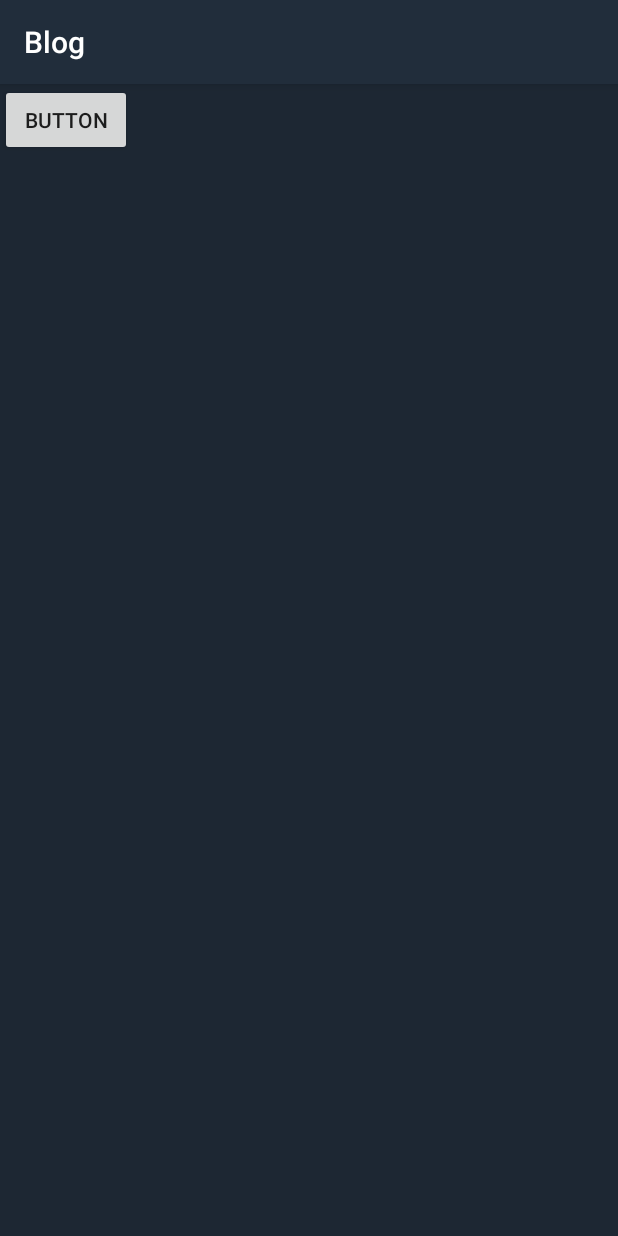
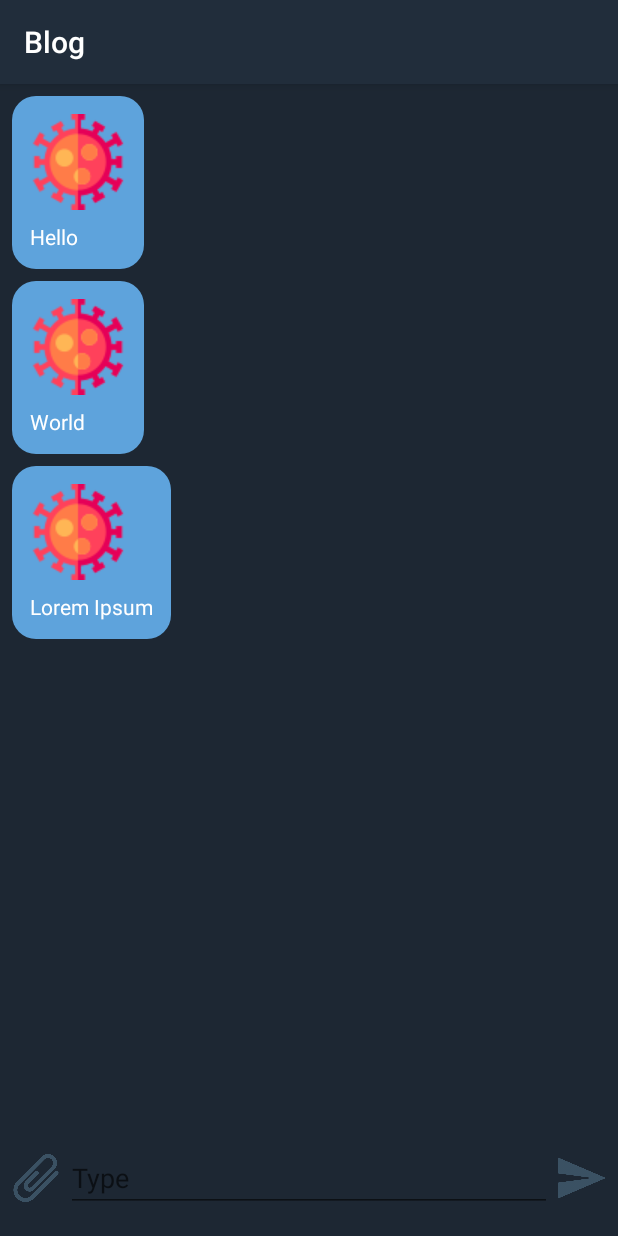
Before and after one commit to Maksimka-dev/blog, an Android app: the fragment ChatFragment shown on its own in the app's theme, on a phone screen of 412 x 824 dp. Run offline under Robolectric (Android 15) with nearby library versions, the phone set to English and light mode, and no system bars; our stand-ins replace Firebase (no records; nobody signed in at launch, a user with empty details on screens opened directly), data binding; 7 statements that could not run were skipped.

Commit message:
feat: add chat messages, layout for them and adapter

```diff
--- a/app/src/main/AndroidManifest.xml
+++ b/app/src/main/AndroidManifest.xml
@@ -15,6 +15,7 @@
         android:theme="@style/AppTheme">
         <activity
             android:name=".MainActivity"
+            android:screenOrientation="portrait"
             android:label="@string/app_name"
             android:theme="@style/AppTheme.NoActionBar">
             <intent-filter>
--- a/app/src/main/java/com/example/blog/blog/Blog.kt
+++ b/app/src/main/java/com/example/blog/blog/Blog.kt
@@ -9,6 +9,13 @@ class Blog () {
     var unreadMsg: String = ""
     var description: String = ""
     var blogId: String = ""
+    var messages: ArrayList<String> = arrayListOf()
+
+
+
+    override fun toString(): String {
+        return this.title
+    }
 
     override fun equals(other: Any?): Boolean {
         if (this === other) return true
@@ -23,6 +30,8 @@ class Blog () {
         if (time != other.time) return false
         if (unreadMsg != other.unreadMsg) return false
         if (description != other.description) return false
+        if (blogId != other.blogId) return false
+        if (messages != other.messages) return false
 
         return true
     }
@@ -35,10 +44,8 @@ class Blog () {
         result = 31 * result + time.hashCode()
         result = 31 * result + unreadMsg.hashCode()
         result = 31 * result + description.hashCode()
+        result = 31 * result + blogId.hashCode()
+        result = 31 * result + messages.hashCode()
         return result
     }
-
-    override fun toString(): String {
-        return this.title
-    }
 }
--- a/app/src/main/java/com/example/blog/ui/chat/ChatFragment.kt
+++ b/app/src/main/java/com/example/blog/ui/chat/ChatFragment.kt
@@ -6,18 +6,27 @@ import android.view.View
 import android.view.ViewGroup
 import androidx.databinding.DataBindingUtil
 import androidx.fragment.app.Fragment
+import androidx.lifecycle.MutableLiveData
+import androidx.lifecycle.Observer
 import androidx.lifecycle.ViewModelProviders
+import androidx.recyclerview.widget.RecyclerView
 import com.example.blog.R
+import com.example.blog.blog.Blog
 import com.example.blog.databinding.ChatFragmentBinding
+import com.example.blog.util.ChatListAdapter
+import com.example.blog.util.OnItemClickListener
 import com.google.android.material.floatingactionbutton.FloatingActionButton
 
-class ChatFragment : Fragment() {
+
+
+
+class ChatFragment : Fragment(){
 
     private lateinit var viewModel: ChatViewModel
 
     companion object{
         fun newInstance()
-            = ChatFragment()
+           = ChatFragment()
     }
 
     override fun onCreateView(
@@ -29,11 +38,30 @@ class ChatFragment : Fragment() {
         binding.viewModel = ViewModelProviders.of(this).get(ChatViewModel::class.java)
         viewModel = binding.viewModel as ChatViewModel
 
+        viewModel.activity = activity!!
+        viewModel.context = context!!
+        viewModel.bundle = this.arguments
+
         return binding.root
     }
 
     override fun onActivityCreated(savedInstanceState: Bundle?) {
         super.onActivityCreated(savedInstanceState)
+
+        viewModel.createView()
+
+        val recyclerView: RecyclerView = activity!!.findViewById(R.id.messagesRecyclerView)
+
+        val liveData: MutableLiveData<Boolean> = viewModel.chatLiveData
+        liveData.observe(viewLifecycleOwner, Observer {
+            if (liveData.value == true) {
+
+                val refreshedAdapter = ChatListAdapter(viewModel.messagesArrayList)
+                recyclerView.adapter = refreshedAdapter
+
+                liveData.value = false
+            }
+        })
 
         val toolbar: androidx.appcompat.widget.Toolbar = activity!!.findViewById(R.id.toolbar)
         toolbar.title = ""
--- a/app/src/main/java/com/example/blog/ui/chat/ChatViewModel.kt
+++ b/app/src/main/java/com/example/blog/ui/chat/ChatViewModel.kt
@@ -1,6 +1,61 @@
 package com.example.blog.ui.chat
 
+import android.app.Activity
+import android.content.Context
+import android.net.ConnectivityManager
+import android.net.NetworkInfo
+import android.os.Bundle
+import android.util.Log
+import android.widget.Toast
+import androidx.databinding.ObservableField
+import androidx.lifecycle.MutableLiveData
 import androidx.lifecycle.ViewModel
+import com.example.blog.R
+import com.example.blog.blog.Blog
+import com.google.firebase.auth.FirebaseAuth
 
 class ChatViewModel : ViewModel() {
+    var activity: Activity? = null
+    var context: Context? = null
+    var bundle: Bundle? = null
+
+    var blog: Blog = Blog()
+    var title: String = ""
+
+    var messagesArrayList: ArrayList<String> = arrayListOf("Hello", "World", "Lorem Ipsum")
+
+    val inputBtnVisible = ObservableField<Boolean>()
+
+    private var user = FirebaseAuth.getInstance().currentUser
+
+    val chatLiveData: MutableLiveData<Boolean> = MutableLiveData()
+
+    fun createView(){
+        if (user!!.uid == blog.blogId) inputBtnVisible.set(true)
+        else inputBtnVisible.set(false)
+
+        blog.title = bundle!!.getString("title", "")
+        blog.blogId = bundle!!.getString("blogId", "")
+        blog.messages = bundle!!.getStringArrayList("messages")!!
+
+        val toolbar: androidx.appcompat.widget.Toolbar = activity!!.findViewById(R.id.toolbar)
+        toolbar.title = blog.title
+
+        chatLiveData.value = true
+        Log.d("ARRAYLIST", messagesArrayList[2])
+    }
+
+    fun onSendBtnClick(){
+
+    }
+
+    private fun displayNoConnection(){
+        Toast.makeText(context, "No internet connection available", Toast.LENGTH_SHORT).show()
+    }
+
+    private fun isNetworkConnected(): Boolean {
+        val cm = context!!.getSystemService(Context.CONNECTIVITY_SERVICE) as ConnectivityManager
+        val activeNetwork: NetworkInfo? = cm.activeNetworkInfo
+        return activeNetwork?.isConnectedOrConnecting == true
+    }
 }
--- a/app/src/main/java/com/example/blog/ui/home/HomeFragment.kt
+++ b/app/src/main/java/com/example/blog/ui/home/HomeFragment.kt
@@ -15,6 +15,7 @@ import com.example.blog.R
 import com.example.blog.blog.Blog
 import com.example.blog.blog.BlogFragment
 import com.example.blog.databinding.FragmentHomeBinding
+import com.example.blog.ui.chat.ChatFragment
 import com.example.blog.ui.signIn.SignInFragment
 import com.example.blog.util.BlogListAdapter
 import com.example.blog.util.OnItemClickListener
@@ -98,6 +99,17 @@ class HomeFragment : Fragment(), OnItemClickListener {
     }
 
     override fun onItemClicked(blog: Blog) {
+        val bundle = Bundle()
+        bundle.putString("title", blog.title)
+        bundle.putString("blogId", blog.blogId)
+        bundle.putStringArrayList("messages", blog.messages)
 
+        val fragment = ChatFragment.newInstance()
+        fragment.arguments = bundle
+
+        activity!!.supportFragmentManager.beginTransaction()
+            .replace(R.id.nav_host_fragment, fragment)
+            .addToBackStack("blog")
+            .commit()
     }
 }
--- a/app/src/main/java/com/example/blog/ui/home/HomeViewModel.kt
+++ b/app/src/main/java/com/example/blog/ui/home/HomeViewModel.kt
@@ -32,7 +32,7 @@ class HomeViewModel : ViewModel() {
     fun init(){
         mAuth = FirebaseAuth.getInstance()
         val firebaseUser = mAuth.currentUser
-        Toast.makeText(context, firebaseUser.toString(), Toast.LENGTH_LONG).show()
+        Toast.makeText(context, firebaseUser.toString(), Toast.LENGTH_SHORT).show()
 
         //Получаем пользователя из бд чтобы проверить есть ли канал в его подписках
         var user: User? = User()
@@ -90,11 +90,11 @@ class HomeViewModel : ViewModel() {
     }
 
     private fun displayLoginRequired(){
-        Toast.makeText(context, "You need to login first", Toast.LENGTH_LONG).show()
+        Toast.makeText(context, "You need to login first", Toast.LENGTH_SHORT).show()
     }
 
     private fun displayNoConnection(){
-        Toast.makeText(context, "No internet connection available", Toast.LENGTH_LONG).show()
+        Toast.makeText(context, "No internet connection available", Toast.LENGTH_SHORT).show()
     }
 
     private fun isNetworkConnected(): Boolean {
--- a/app/src/main/java/com/example/blog/util/BlogListAdapter.kt
+++ b/app/src/main/java/com/example/blog/util/BlogListAdapter.kt
@@ -3,12 +3,10 @@ package com.example.blog.util
 import android.view.LayoutInflater
 import android.view.View
 import android.view.ViewGroup
-import android.widget.AdapterView
 import android.widget.TextView
 import androidx.recyclerview.widget.RecyclerView
 import com.example.blog.R
 import com.example.blog.blog.Blog
-import com.example.blog.generated.callback.OnClickListener
 
 
 class BlogListAdapter(
@@ -21,7 +19,6 @@ class BlogListAdapter(
         val view: View =
             LayoutInflater.from(parent.context).inflate(R.layout.channel, parent, false)
         return BlogViewHolder(view)
-        //return BlogViewHolder(inflater.inflate(R.layout.channel, parent, false))
     }
 
     override fun getItemCount(): Int {
@@ -34,12 +31,6 @@ class BlogListAdapter(
         val blog = blogArrayList[position]
 
         blogHolder.bind(blog, itemClickListener)
-
-        //blogHolder.avatar.setImageResource(blogArrayList[position].avatar)
-        blogHolder.title.text = blogArrayList[position].title
-        blogHolder.lastMsg.text = blogArrayList[position].lastMsg
-        blogHolder.unreadMsg.text = blogArrayList[position].unreadMsg
-        blogHolder.time.text = blogArrayList[position].time
     }
 
     class BlogViewHolder (view: View) : RecyclerView.ViewHolder(view) {
--- /dev/null
+++ b/app/src/main/java/com/example/blog/util/ChatListAdapter.kt
@@ -0,0 +1,42 @@
+package com.example.blog.util
+
+import android.view.LayoutInflater
+import android.view.View
+import android.view.ViewGroup
+import android.widget.ImageView
+import android.widget.TextView
+import androidx.recyclerview.widget.RecyclerView
+import com.example.blog.R
+
+class ChatListAdapter(
+    private val messages: ArrayList<String>
+) : RecyclerView.Adapter<RecyclerView.ViewHolder>()
+{
+    override fun onCreateViewHolder(parent: ViewGroup, viewType: Int): RecyclerView.ViewHolder {
+        val view: View
+                = LayoutInflater.from(parent.context).inflate(R.layout.message, parent, false)
+        return ChatViewHolder(view)
+    }
+
+    override fun getItemCount(): Int {
+        return messages.size
+    }
+
+    override fun onBindViewHolder(holder: RecyclerView.ViewHolder, position: Int) {
+        val chatHolder: ChatViewHolder = holder as ChatViewHolder
+
+        val message: String = messages[position]
+
+        chatHolder.bind(message)
+    }
+
+    class ChatViewHolder (view: View) : RecyclerView.ViewHolder(view){
+        val textView: TextView = view.findViewById(R.id.messageText)
+        val imageView: ImageView = view.findViewById(R.id.messagePic)
+
+        fun bind(message: String){
+            textView.text = message
+            //imageView = image
+        }
+    }
+}
--- /dev/null
+++ b/app/src/main/res/drawable/message_round.xml
@@ -0,0 +1,13 @@
+<?xml version="1.0" encoding="utf-8"?>
+<shape xmlns:android="http://schemas.android.com/apk/res/android">
+
+    <corners android:radius="16dp" />
+    <padding
+        android:top="4dp"
+        android:left="4dp"
+        android:bottom="4dp"
+        android:right="4dp" />
+    <solid
+        android:color="@color/colorAccent">
+    </solid>
+</shape>
--- a/app/src/main/res/layout/chat_fragment.xml
+++ b/app/src/main/res/layout/chat_fragment.xml
@@ -1,5 +1,6 @@
 <?xml version="1.0" encoding="utf-8"?>
-<layout xmlns:app="http://schemas.android.com/apk/res-auto"
+<layout xmlns:tools="http://schemas.android.com/tools"
+    xmlns:app="http://schemas.android.com/apk/res-auto"
     xmlns:android="http://schemas.android.com/apk/res/android">
     <data>
         <import type="android.view.View">
@@ -15,12 +16,54 @@
         android:layout_height="match_parent"
         android:background="@color/colorPrimaryDark">
 
-        <Button
-            android:id="@+id/button"
-            android:layout_width="wrap_content"
-            android:layout_height="wrap_content"
-            android:text="Button"
+        <androidx.recyclerview.widget.RecyclerView
+            android:id="@+id/messagesRecyclerView"
+            android:layout_width="match_parent"
+            android:layout_height="0dp"
+            app:layout_constraintBottom_toTopOf="@+id/message"
+            app:layout_constraintEnd_toEndOf="parent"
+            app:layoutManager="androidx.recyclerview.widget.LinearLayoutManager"
             app:layout_constraintStart_toStartOf="parent"
             app:layout_constraintTop_toTopOf="parent" />
+
+        <Button
+            android:id="@+id/clipBtn"
+            android:layout_width="32dp"
+            android:layout_height="32dp"
+            android:layout_marginStart="8dp"
+            android:background="@drawable/attach"
+            android:elevation="1dp"
+            app:layout_constraintBottom_toBottomOf="@+id/message"
+            app:layout_constraintStart_toStartOf="parent"
+            app:layout_constraintTop_toTopOf="@+id/message" />
+
+        <EditText
+            android:id="@+id/message"
+            android:layout_width="0dp"
+            android:layout_height="wrap_content"
+            android:layout_marginStart="4dp"
+            android:layout_marginEnd="4dp"
+            android:layout_marginBottom="16dp"
+            android:ems="10"
+            android:gravity="start|top"
+            android:hint="@string/type"
+            android:inputType="textMultiLine"
+            android:textColor="@color/colorWhite"
+            app:layout_constraintBottom_toBottomOf="parent"
+            app:layout_constraintEnd_toStartOf="@+id/sendBtn"
+            app:layout_constraintStart_toEndOf="@+id/clipBtn"
+            tools:ignore="Autofill" />
+
+        <Button
+            android:id="@+id/sendBtn"
+            android:layout_width="32dp"
+            android:layout_height="32dp"
+            android:layout_marginEnd="8dp"
+            android:background="@drawable/send"
+            android:elevation="1dp"
+            android:onClick="@{(view) -> viewModel.onSendBtnClick()}"
+            app:layout_constraintBottom_toBottomOf="@+id/message"
+            app:layout_constraintEnd_toEndOf="parent"
+            app:layout_constraintTop_toTopOf="@+id/message" />
     </androidx.constraintlayout.widget.ConstraintLayout>
 </layout>
--- /dev/null
+++ b/app/src/main/res/layout/message.xml
@@ -0,0 +1,36 @@
+<?xml version="1.0" encoding="utf-8"?>
+<androidx.constraintlayout.widget.ConstraintLayout xmlns:android="http://schemas.android.com/apk/res/android"
+    xmlns:app="http://schemas.android.com/apk/res-auto"
+    xmlns:tools="http://schemas.android.com/tools"
+    android:layout_width="wrap_content"
+    android:layout_height="wrap_content"
+    android:layout_marginStart="8dp"
+    android:layout_marginTop="8dp"
+    android:layout_marginEnd="8dp"
+    android:background="@drawable/message_round">
+
+    <ImageView
+        android:id="@+id/messagePic"
+        android:layout_width="wrap_content"
+        android:layout_height="wrap_content"
+        android:layout_marginStart="8dp"
+        android:layout_marginTop="8dp"
+        android:paddingEnd="8dp"
+        app:layout_constraintStart_toStartOf="parent"
+        app:layout_constraintTop_toTopOf="parent"
+        app:srcCompat="@mipmap/virus" />
+
+    <TextView
+        android:id="@+id/messageText"
+        android:layout_width="wrap_content"
+        android:layout_height="wrap_content"
+        android:layout_marginStart="8dp"
+        android:layout_marginTop="8dp"
+        android:layout_marginBottom="8dp"
+        android:paddingEnd="8dp"
+        android:textColor="@color/colorWhite"
+        app:layout_constraintBottom_toBottomOf="parent"
+        app:layout_constraintStart_toStartOf="parent"
+        app:layout_constraintTop_toBottomOf="@+id/messagePic"
+        tools:text="TextView" />
+</androidx.constraintlayout.widget.ConstraintLayout>
--- a/app/src/main/res/values/strings.xml
+++ b/app/src/main/res/values/strings.xml
@@ -27,4 +27,6 @@
     <string name="blogName">Blog name</string>
     <string name="description">Description</string>
     <string name="descHint">Here you can add an additional description for your blog</string>
+
+    <string name="type">Type</string>
 </resources>
```
Also changed, not shown: app/src/main/res/drawable/attach.png (added), app/src/main/res/drawable/send.png (added).
